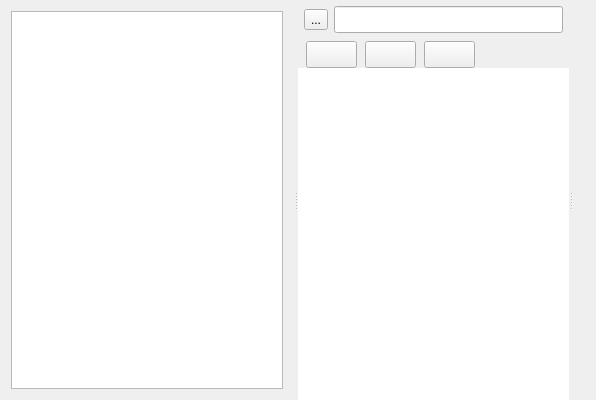
Old version of the form FileManager.ui in the repository nekotyan2d/FileManager.
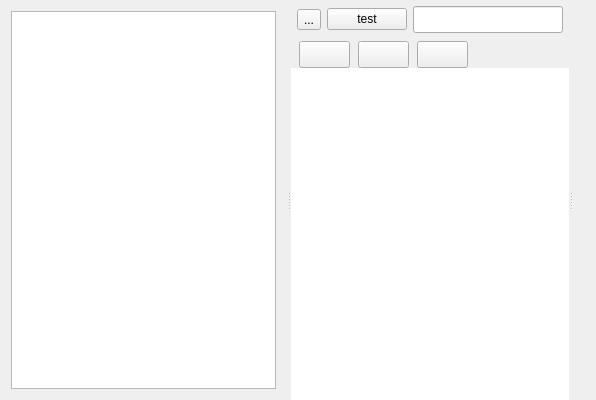
New version of the form. Icons and pictures are not drawn. Custom widgets are drawn as their Qt base class.

Commit message: feat: добавил возможность открытия окна проводника через сам проводник

The edit to the form file:
```diff
--- a/FileManager.ui
+++ b/FileManager.ui
@@ -78,6 +78,13 @@
             </property>
            </widget>
           </item>
+          <item>
+           <widget class="QPushButton" name="testBtn">
+            <property name="text">
+             <string>test</string>
+            </property>
+           </widget>
+          </item>
           <item>
            <widget class="QLineEdit" name="pathLineEdit">
             <property name="font">
```
The commit also changes 5 other files.
